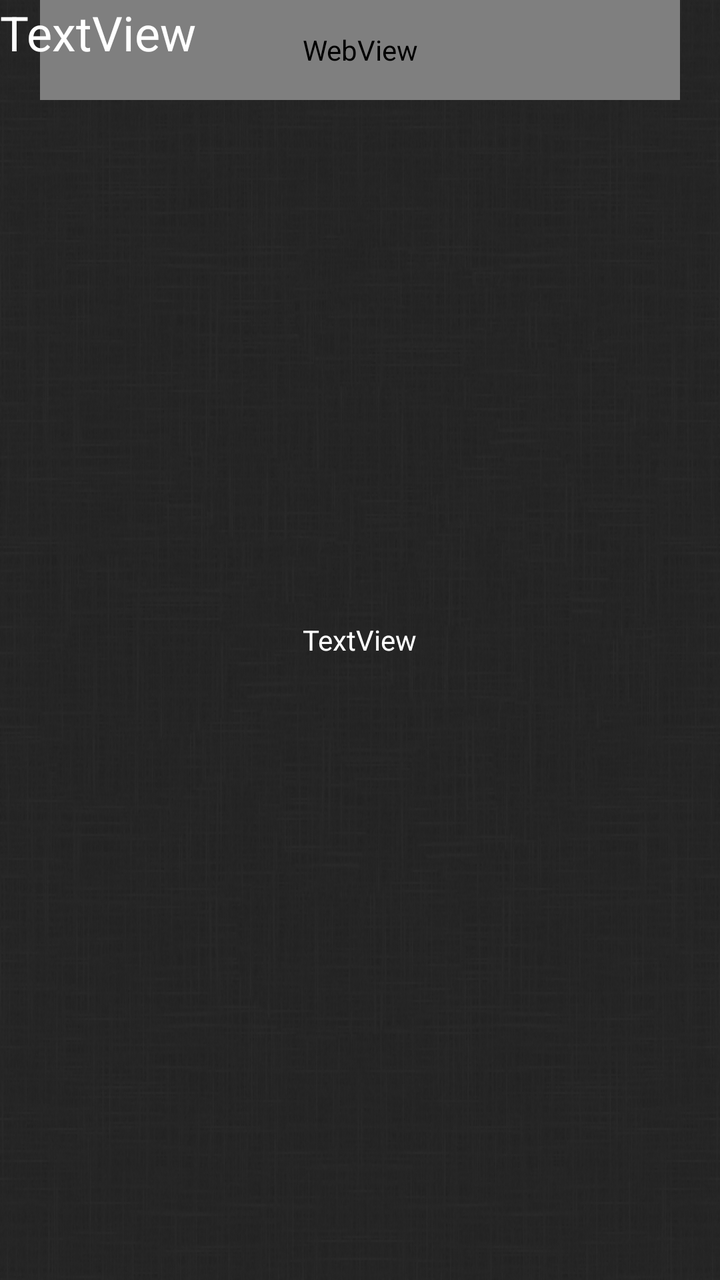
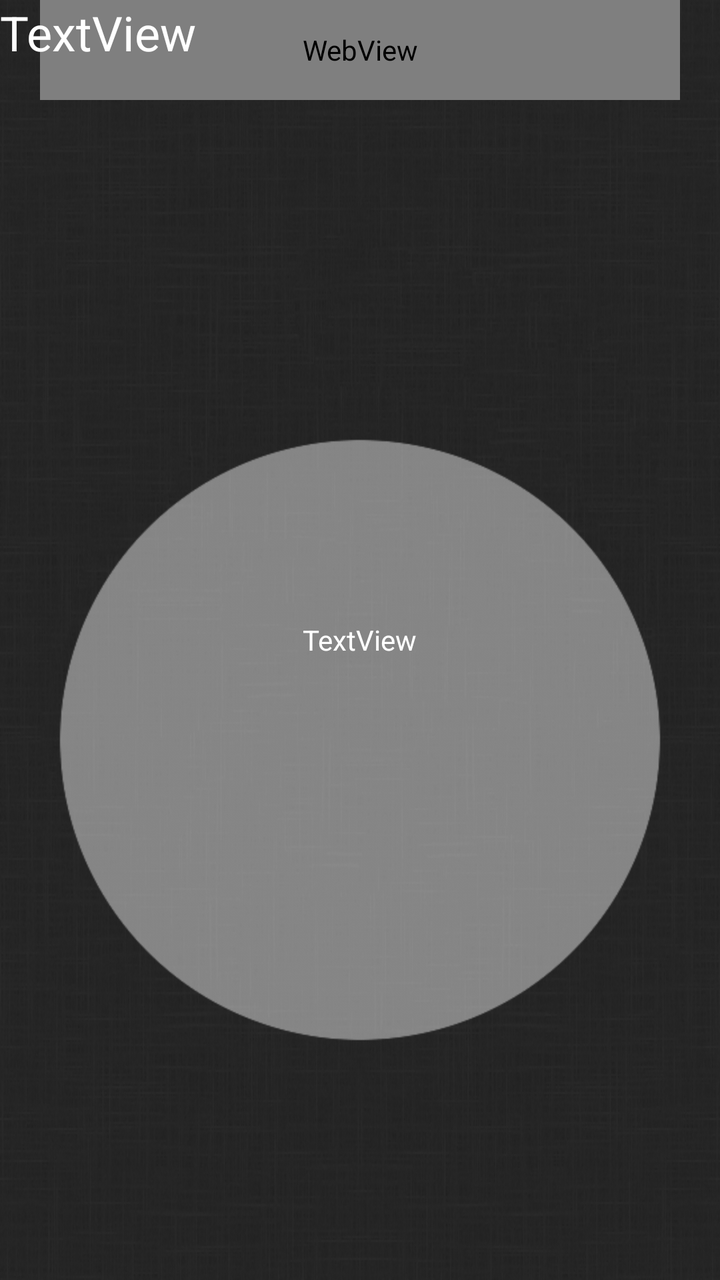

Screens rendered from an Android XML layout before and after an edit, with the pre-edit source and the edit as a unified diff.
<!-- AndroidManifest.xml: application theme AppTheme -->
<!-- res/layout/activity_local_controllers.xml -->
<RelativeLayout xmlns:android="http://schemas.android.com/apk/res/android"
    xmlns:tools="http://schemas.android.com/tools"
    xmlns:ads="http://schemas.android.com/apk/res-auto"
    android:layout_width="match_parent"
    android:layout_height="match_parent"
    android:paddingLeft="0dp"
    android:paddingRight="0dp"
    android:paddingTop="0dp"
    android:paddingBottom="0dp"
    tools:context=".LocalControllersActivity"
    android:id="@+id/parentLayout"
    android:background="#000000">

    <ImageView
        android:id="@+id/imageViewBackground"
        android:layout_width="match_parent"
        android:layout_height="match_parent"
        android:background="@drawable/robocam_background" />

    <com.google.android.gms.ads.AdView
        android:id="@+id/adView"
        android:layout_width="wrap_content"
        ads:adSize="BANNER"
        ads:adUnitId="@string/banner_ad_unit_id"
        android:layout_alignParentTop="true"
        android:layout_centerHorizontal="true"
        android:layout_height="wrap_content">
    </com.google.android.gms.ads.AdView>

    <WebView
        android:layout_width="320dp"
        android:layout_height="50dp"
        android:id="@+id/banner"
        android:background="@drawable/banner_320x50"
        android:layout_alignParentTop="true"
        android:layout_centerHorizontal="true" />

    <ImageView
        android:id="@+id/imageViewLeftJoystick"
        android:layout_width="wrap_content"
        android:layout_height="wrap_content"
        android:layout_alignParentBottom="true"
        android:layout_alignParentLeft="true"
        android:layout_alignParentStart="true"
        android:visibility="gone"
        ads:srcCompat="@drawable/joystick2" />

    <ImageView
        android:id="@+id/imageViewRightJoystick"
        android:layout_width="wrap_content"
        android:layout_height="wrap_content"
        android:layout_alignParentBottom="true"
        android:layout_alignParentEnd="true"
        android:layout_alignParentRight="true"
        android:visibility="gone"
        ads:srcCompat="@drawable/joystick2" />

    <TextView
        android:id="@+id/textViewDebugMessage"
        android:layout_width="match_parent"
        android:layout_height="wrap_content"
        android:text="TextView"
        android:textSize="24sp"
        android:textColor="#ffffffff"
        android:layout_alignParentLeft="true"
        android:layout_alignParentStart="true" />

    <TextView
        android:id="@+id/textView8"
        android:layout_width="wrap_content"
        android:layout_height="wrap_content"
        android:layout_centerHorizontal="true"
        android:layout_centerVertical="true"
        android:text="TextView"
        android:textColor="#ffffffff" />

</RelativeLayout>
<!-- resources referenced by this layout -->
<resources>
  <!-- drawable banner_320x50: gif bitmap (drawable, 9595 bytes) -->
  <!-- drawable joystick2: png bitmap (drawable, 6948 bytes) -->
  <!-- drawable robocam_background: png bitmap (drawable-hdpi, 140673 bytes) -->
  <string name="banner_ad_unit_id" translatable="false">ca-app-pub-7800876624909705/2125140872</string>
  <style name="AppTheme" parent="Theme.AppCompat.Light.DarkActionBar">
          
          <item name="colorPrimary">@color/colorPrimary</item>
          <item name="colorPrimaryDark">@color/colorPrimaryDark</item>
          <item name="colorAccent">@color/colorAccent</item>
      </style>
  <color name="colorPrimary">#3F51B5</color>
  <color name="colorPrimaryDark">#303F9F</color>
  <color name="colorAccent">#FF4081</color>
</resources>

<!-- the commit's change to res/layout/activity_local_controllers.xml (unified diff, before → after) -->
@@ -42,8 +42,7 @@
         android:layout_alignParentBottom="true"
         android:layout_alignParentLeft="true"
         android:layout_alignParentStart="true"
-        android:visibility="gone"
-        ads:srcCompat="@drawable/joystick2" />
+        android:src="@drawable/joystick2" />
 
     <ImageView
         android:id="@+id/imageViewRightJoystick"
@@ -52,8 +51,7 @@
         android:layout_alignParentBottom="true"
         android:layout_alignParentEnd="true"
         android:layout_alignParentRight="true"
-        android:visibility="gone"
-        ads:srcCompat="@drawable/joystick2" />
+        android:src="@drawable/joystick2" />
 
     <TextView
         android:id="@+id/textViewDebugMessage"
